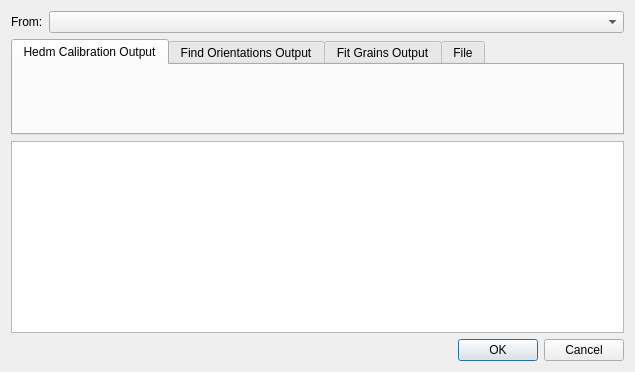
The window that hexrd/ui/resources/ui/select_grains_dialog.ui (HEXRD/hexrdgui) describes before a commit, drawn with Qt 5.
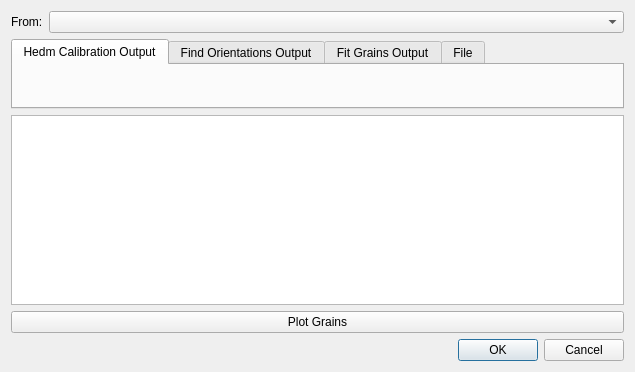
The same window after the commit. Custom widgets are drawn as their Qt base class.

Commit message:
Re-use IndexingResultsDialog to plot grains
This re-uses the IndexingResultsDialog in several places to allow the
user to plot and visually inspect the grains.

In order to plot the grains, the user must load eta omega maps from
a file.

What changed in the file:
```diff
--- a/hexrd/ui/resources/ui/select_grains_dialog.ui
+++ b/hexrd/ui/resources/ui/select_grains_dialog.ui
@@ -83,6 +83,13 @@
    <item row="0" column="1">
     <widget class="QComboBox" name="method"/>
    </item>
+   <item row="3" column="0" colspan="2">
+    <widget class="QPushButton" name="plot_grains">
+     <property name="text">
+      <string>Plot Grains</string>
+     </property>
+    </widget>
+   </item>
   </layout>
  </widget>
  <customwidgets>
```
Left out of the diff: 3 changed lines with no effect on the pictures. The commit also changes 7 other files.
